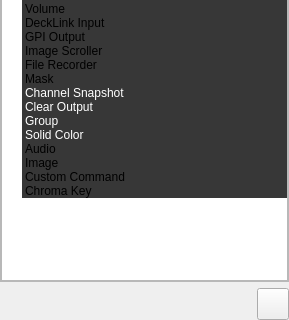
This is src/Widgets/Inspector/InspectorWidget.ui in CasparCG/client as Qt 5 draws it before an edit; both pictures show x 0 to 289 and y 204 to 524 of the 289 by 524 pixel window. The edited form follows.
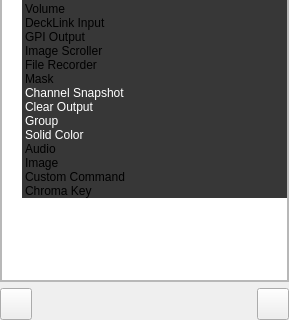
This is the edited form.

Commit message: - Enable/disable server commands. - Load server settings from xml file.

```diff
--- a/src/Widgets/Inspector/InspectorWidget.ui
+++ b/src/Widgets/Inspector/InspectorWidget.ui
@@ -769,6 +769,31 @@
    </item>
    <item>
     <layout class="QHBoxLayout" name="horizontalLayoutMasterVolume">
+     <item>
+      <widget class="QToolButton" name="toolButtonDisableCommand">
+       <property name="minimumSize">
+        <size>
+         <width>32</width>
+         <height>32</height>
+        </size>
+       </property>
+       <property name="maximumSize">
+        <size>
+         <width>32</width>
+         <height>32</height>
+        </size>
+       </property>
+       <property name="toolTip">
+        <string>Disable Commands</string>
+       </property>
+       <property name="iconSize">
+        <size>
+         <width>32</width>
+         <height>32</height>
+        </size>
+       </property>
+      </widget>
+     </item>
      <item>
       <spacer name="horizontalSpacerMasterVolume">
        <property name="orientation">
```
Left out of the diff: 50 changed lines with no effect on the pictures. The commit also changes 24 other files.
